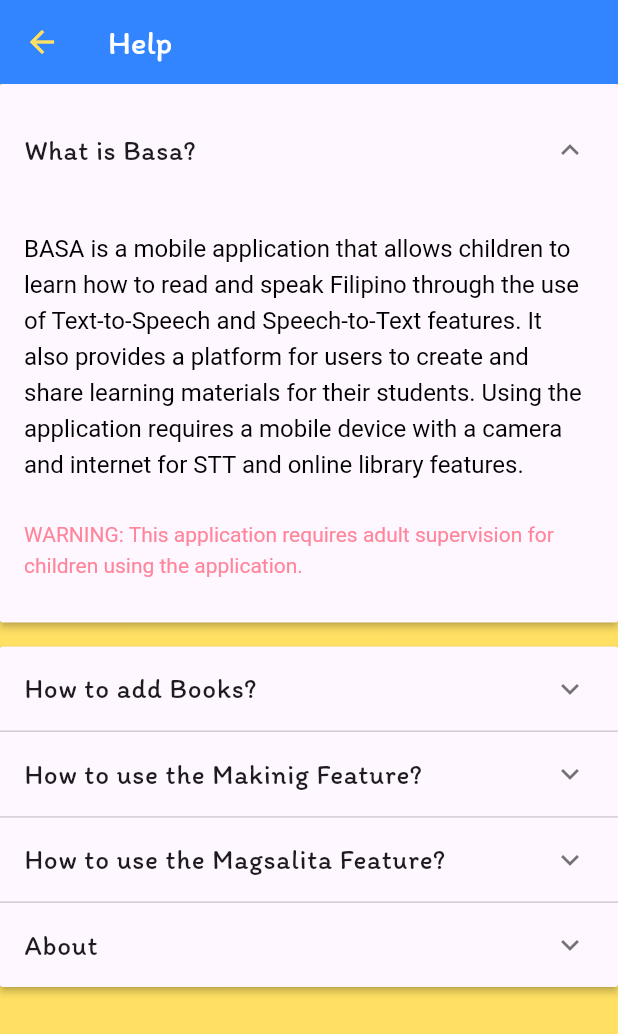
After one commit to rusxmat/Project-Basa, a Flutter app: the HelpScreen screen opened by its route, after a tap on the "expand more" icon, on a phone screen of 412 x 824 dp. The commit adds this screen. Shown: the top 1034 px of the screen. Run offline on Flutter 3.47's test engine with Material 3 defaults, Android fonts, the phone set to English and light mode, and no system bars; our stand-ins replace audioplayers, camera, connectivity_plus, flutter_tts, image_picker, reorderable_grid_view and 4 more; missing offline and left inert: google_mlkit_text_recognition; accounts and stored records are empty.

Commit message:
feat: added help, fix: bug fixes

```diff
--- a/lib/main.dart
+++ b/lib/main.dart
@@ -1,9 +1,11 @@
 import 'package:basa_proj_app/providers/book_provider.dart';
+import 'package:basa_proj_app/ui/screens/help_screen.dart';
 import 'package:basa_proj_app/ui/screens/library_screen.dart';
 import 'package:basa_proj_app/ui/screens/online_library_screen.dart';
 import 'package:flutter/material.dart';
 import 'package:basa_proj_app/ui/screens/menu_page.dart';
 import 'package:basa_proj_app/ui/screens/ibasa_screen.dart';
+import 'package:flutter/services.dart';
 import 'package:provider/provider.dart';
 import 'package:basa_proj_app/shared/constant_ui.dart';
 import 'package:supabase_flutter/supabase_flutter.dart';
@@ -30,6 +32,11 @@
 
   @override
   Widget build(BuildContext context) {
+    SystemChrome.setPreferredOrientations([
+      DeviceOrientation.portraitUp,
+      DeviceOrientation.portraitDown,
+    ]);
+
     return MaterialApp(
       title: 'Basa App',
       theme: ThemeData(
@@ -44,8 +51,7 @@
         '/ibasa': (context) => IbasaScreen(),
         '/onlinelib': (context) => OnlineLibraryScreen(),
         '/library': (context) => LibraryScreen(),
-        // '/setting': (context) => SettingScreen(),
-        // '/help': (context) => HelpScreen(),
+        '/help': (context) => HelpScreen(),
       },
     );
   }
--- a/lib/providers/stt_provider.dart
+++ b/lib/providers/stt_provider.dart
@@ -33,4 +33,8 @@
   void stopListening() async {
     await _speechToText!.stop();
   }
+
+  Future<void> stopListeningFuture() async {
+    await _speechToText!.stop();
+  }
 }
--- a/lib/ui/screens/book_create_screen.dart
+++ b/lib/ui/screens/book_create_screen.dart
@@ -42,6 +42,11 @@
   void initState() {
     bookProvider = Provider.of<BookProvider>(context, listen: false);
     _future = bookProvider!.ocrBookPhotos(widget.photos);
+    _future?.then((data) {
+      _bookContentControllers =
+          data.map((item) => TextEditingController(text: item)).toList();
+      setState(() {}); // Rebuild the widget tree with controllers
+    });
     super.initState();
     // photos = widget.photos;
   }
@@ -107,7 +112,7 @@
   @override
   Widget build(BuildContext context) {
     return Scaffold(
-      resizeToAvoidBottomInset: false,
+      resizeToAvoidBottomInset: true,
       backgroundColor: ConstantUI.customYellow,
       appBar: AppBar(
         leading: IconButton(
@@ -155,13 +160,8 @@
                       // If the Future completed with an error, show an error message
                       return Text('Error: ${snapshot.error}');
                     } else {
-                      List<String> bookContent = snapshot.data!;
-                      _bookContentControllers = List.generate(
-                          widget.photos.length,
-                          (index) =>
-                              TextEditingController(text: bookContent[index]));
-
                       return ListView.builder(
+                        physics: const AlwaysScrollableScrollPhysics(),
                         itemCount: widget.photos.length + 1,
                         itemBuilder: ((context, index) {
                           if (index == 0) {
@@ -224,7 +224,10 @@
 
                           index--;
 
-                          return Card(
+                          return Padding(
+                              padding:
+                                  const EdgeInsets.symmetric(horizontal: 10),
+                              child: Card(
                                 shape: RoundedRectangleBorder(
                                   borderRadius: BorderRadius.circular(30),
                                 ),
@@ -233,7 +236,8 @@
                                 child: IntrinsicWidth(
                                   stepWidth: double.infinity,
                                   child: Column(
-                                crossAxisAlignment: CrossAxisAlignment.stretch,
+                                    crossAxisAlignment:
+                                        CrossAxisAlignment.stretch,
                                     mainAxisSize: MainAxisSize.min,
                                     children: [
                                       Row(
@@ -273,7 +277,8 @@
                                         onTap: () {
                                           showDialog(
                                             context: context,
-                                        builder: (context) => ViewImageModal(
+                                            builder: (context) =>
+                                                ViewImageModal(
                                               image: Image.file(
                                                 File(widget.photos[index].path),
                                               ),
@@ -291,7 +296,8 @@
                                             _bookContentControllers[index],
                                         builder: (context, value, child) {
                                           return Padding(
-                                        padding: (_bookContentControllers[index]
+                                            padding:
+                                                (_bookContentControllers[index]
                                                         .text
                                                         .isNotEmpty)
                                                     ? const EdgeInsets.all(0)
@@ -299,7 +305,8 @@
                                                         0, 0, 0, 10),
                                             child: CustomTextField(
                                               controller:
-                                              _bookContentControllers[index],
+                                                  _bookContentControllers[
+                                                      index],
                                               isTextArea: true,
                                               defaultMaxLines: 5,
                                               errorText: _submitted
@@ -314,7 +321,7 @@
                                     ],
                                   ),
                                 ),
-                          );
+                              ));
                         }),
                       );
                     }
--- a/lib/ui/screens/book_stt_screen.dart
+++ b/lib/ui/screens/book_stt_screen.dart
@@ -75,6 +75,13 @@
     _fetchBookPages();
   }
 
+  @override
+  void dispose() {
+    _stopListening();
+    _sttProvider.dispose();
+    super.dispose();
+  }
+
   void _startListening() {
     _sttProvider.startListening(
       onSpeechResult: _onSpeechResult,
@@ -83,6 +90,10 @@
 
   void _stopListening() {
     _sttProvider.stopListening();
+  }
+
+  Future<void> _stopListeningFuture() async {
+    await _sttProvider.stopListeningFuture();
   }
 
   void reset() {
@@ -117,6 +128,7 @@
       if (lastDetectedTextSize < spokenWords.length) {
         lastDetectedTextSize++;
       }
+
       if (spokenWords.length == referenceWords.length) {
         _stopListening();
       }
@@ -213,9 +225,11 @@
     int score = 0;
 
     for (int i = 0; i < spokenWords.length; i++) {
+      if (referenceWords.length == i) break;
+
       String referenceWord = referenceWords[i].toLowerCase();
-
-      String spokenWord = spokenWords[i].toLowerCase(); // Make case-insensitive
+      String spokenWord = spokenWords[i].toLowerCase();
+      // Make case-insensitive
       if (spokenWord == referenceWord) score++;
     }
 
--- a/lib/ui/screens/book_tts_screen.dart
+++ b/lib/ui/screens/book_tts_screen.dart
@@ -69,6 +69,13 @@
       pages = bookpages;
       currentPage = pages[currentPageIndex];
     });
+  }
+
+  @override
+  void dispose() {
+    _ttsProvider!.stop();
+    _ttsProvider!.dispose();
+    super.dispose();
   }
 
   @override
--- /dev/null
+++ b/lib/ui/screens/help_screen.dart
@@ -0,0 +1,369 @@
+import 'package:basa_proj_app/shared/constant_ui.dart';
+import 'package:basa_proj_app/ui/widgets/custom_appbar_widget.dart';
+import 'package:flutter/cupertino.dart';
+import 'package:flutter/material.dart';
+import 'package:flutter/widgets.dart';
+
+class Section {
+  final String title;
+  final Widget body;
+  bool isExpanded;
+
+  Section({
+    required this.title,
+    required this.body,
+    this.isExpanded = false,
+  });
+}
+
+class HelpScreen extends StatefulWidget {
+  @override
+  _HelpScreenState createState() => _HelpScreenState();
+}
+
+class _HelpScreenState extends State<HelpScreen> {
+  final List<Section> _sections = [
+    Section(
+      title: 'What is Basa?',
+      body: ListTile(
+        title: RichText(
+            text: const TextSpan(
+          children: [
+            TextSpan(
+              text:
+                  'BASA is a mobile application that allows children to learn how to read and speak Filipino through the use of Text-to-Speech and Speech-to-Text features. It also provides a platform for users to create and share learning materials for their students. Using the application requires a mobile device with a camera and internet for STT and online library features.\n\n',
+              style: TextStyle(
+                fontSize: 16,
+              ),
+            ),
+            TextSpan(
+              text:
+                  'WARNING: This application requires adult supervision for children using the application.\n',
+              style: TextStyle(
+                fontSize: 14,
+                color: ConstantUI.customPink,
+              ),
+            ),
+          ],
+          style: TextStyle(
+            height: 1.5,
+            color: Colors.black,
+            fontFamily: ITIM_FONTNAME,
+          ),
+        )),
+      ),
+    ),
+    Section(
+        title: 'How to add Books? ',
+        body: Column(
+          children: [
+            ListTile(
+              title: RichText(
+                  text: const TextSpan(
+                children: [
+                  TextSpan(
+                    text: 'Using Ibasa you can add books.\n',
+                    style: TextStyle(
+                      fontSize: 18,
+                      fontWeight: FontWeight.bold,
+                      color: ConstantUI.customBlue,
+                    ),
+                  ),
+                  TextSpan(
+                    text: 'Translating physical books to digital.\n',
+                    style: TextStyle(
+                      fontSize: 14,
+                    ),
+                  ),
+                ],
+                style: TextStyle(
+                  height: 1.5,
+                  color: Colors.black,
+                  fontFamily: ITIM_FONTNAME,
+                ),
+              )),
+              subtitle: const Column(
+                children: [
+                  ListTile(
+                    title: Text(
+                        '1. Go to the Ibasa Screen by pressing the \'Ibasa\' button in the menu.'),
+                    subtitle:
+                        Text('This will navigate you to the Camera Screen.'),
+                  ),
+                  ListTile(
+                    title: Text('2. Take photos by using your camera.'),
+                    subtitle: Text(
+                        'The application will provide an audio cue, and visual cue when your photo is taken. \n(press the arrow button when you\'re done taking photos)'),
+                  ),
+                  ListTile(
+                    title: Text('3. Review the photos you have taken.'),
+                    subtitle: Text(
+                        'Rearrange the photos by order by dragging the photo to be rearranged of reading or delete photos by pressing the upper right icon to select and delete selected photos. Proceed by pressing the arrow button.'),
+                  ),
+                  ListTile(
+                    title: Text(
+                        '4. Review result of Ibasa and fill-out other necessary details.'),
+                    subtitle: Text(
+                        'Fill out the necessary details such as the title, and author of the book. Adjust the result of the Ibasa by deleting or editing the resulting text. If you want to add a page, navigate back to the camera screen. \nPress the arrow button to proceed.'),
+                  ),
+                ],
+              ),
+            ),
+            ListTile(
+              title: RichText(
+                text: const TextSpan(
+                  children: [
+                    TextSpan(
+                      text: 'Download books from Online Library.\n',
+                      style: TextStyle(
+                        fontSize: 18,
+                        fontWeight: FontWeight.bold,
+                        color: ConstantUI.customBlue,
+                      ),
+                    ),
+                    TextSpan(
+                      text: 'Retrieve books from Book Database.\n',
+                      style: TextStyle(
+                        fontSize: 14,
+                      ),
+                    ),
+                  ],
+                  style: TextStyle(
+                    height: 1.5,
+                    color: Colors.black,
+                    fontFamily: ITIM_FONTNAME,
+                  ),
+                ),
+              ),
+              subtitle: const Column(
+                children: [
+                  ListTile(
+                    title: Text(
+                        '1. Go to the Online Library by pressing the \'Mga Kwento\' button in the menu, then pressing the \'Online Library\' button in the bottom right.'),
+                    subtitle:
+                        Text('This will navigate you to the Online Library.'),
+                  ),
+                  ListTile(
+                    title: Text(
+                        '2. You may view a book in the library by pressing its corresponding card.'),
+                    subtitle: Text(
+                        'This will prompt you to select either \'Makinig\' or \'Magsalita\' to test the book.'),
+                  ),
+                  ListTile(
+                    title: Text(
+                        '3. Download the book by pressing the corresponding download button in the Online Library.'),
+                    subtitle: Text(
+                        'Wait for the download to finish indicated Circular Progress Indicator. The book will be added to your library.'),
+                  ),
+                ],
+              ),
+            ),
+          ],
+        )),
+    Section(
+      title: 'How to use the Makinig Feature?',
+      body: ListTile(
+        title: RichText(
+            text: const TextSpan(
+          children: [
+            TextSpan(
+              text: 'Guide on using the Makinig feature.\n',
+              style: TextStyle(
+                fontSize: 18,
+                fontWeight: FontWeight.bold,
+                color: ConstantUI.customBlue,
+              ),
+            ),
+            TextSpan(
+              text:
+                  'Makinig features is the Text-to-Speech Feature, which utilizes the built-in TTS of your mobile phone. \n',
+              style: TextStyle(
+                fontSize: 14,
+              ),
+            ),
+          ],
+          style: TextStyle(
+            height: 1.5,
+            color: Colors.black,
+            fontFamily: ITIM_FONTNAME,
+          ),
+        )),
+        subtitle: const Column(
+          children: [
+            ListTile(
+              title: Text(
+                  '1. Go to the Mga Kwento Page or to the Online Library Screen.'),
+              subtitle: Text(
+                  'Press the \'Mga Kwento\' button in the Menu Page or move to the Online Library by pressing the \'Online Library Button\' in the Mga Kwento Page.'),
+            ),
+            ListTile(
+              title: Text(
+                  '2. Select the book you want to read then select \'Makinig\' in the Pop-up.'),
+              subtitle: Text(
+                  'Press the corresponding book you wish to \'Makinig\' then press the \'Makinig\' button in the pop-up.'),
+            ),
+            ListTile(
+              title: Text('3. Start and Initialize the Makinig Feature.'),
+              subtitle: Text(
+                  'Press the Speaker Icon to start the TTS feature. Once initialized, replay the TTS by pressing the \'Repeat\' Icon or stop the TTS by pressing the \'Stop\' icon (Box)'),
+            ),
+            ListTile(
+              title: Text('4. Move to the next page by swiping the screen.'),
+              subtitle: Text(
+                  'To enable moving to the next page you have to wait for the TTS to finish or Stop the TTS. Swipe the screen to move to the next or previous page of the book. The TTS will automatically refresh to the next page.'),
+            ),
+            ListTile(
+              title: Text('5. Exit the Makinig Feature.'),
+              subtitle:
+                  Text('Press the \'Back\' button to exit the Makinig Feature'),
+            ),
+          ],
+        ),
+      ),
+    ),
+    Section(
+      title: 'How to use the Magsalita Feature?',
+      body: ListTile(
+        title: RichText(
+            text: const TextSpan(
+          children: [
+            TextSpan(
+              text: 'Guide on using the Magsalita feature.\n',
+              style: TextStyle(
+                fontSize: 18,
+                fontWeight: FontWeight.bold,
+                color: ConstantUI.customBlue,
+              ),
+            ),
+            TextSpan(
+              text:
+                  'Magsalita features is the Speech Recognition Feature, which utilizes the built-in Speech Recognition of your mobile phone. \n\n',
+              style: TextStyle(
+                fontSize: 14,
+              ),
+            ),
+            TextSpan(
+              text:
+                  'Filipino Speech Recognition requires internet connection to function as intended. \n\n',
+              style: TextStyle(
+                fontSize: 14,
+                color: ConstantUI.customGrey,
+              ),
+            ),
+            TextSpan(
+              text:
+                  'WARNING: This feature may not work as intended as it utilizes the limited capability of the built-in STT of the device.\n',
+              style: TextStyle(
+                fontSize: 12,
+                fontWeight: FontWeight.bold,
+                color: ConstantUI.customPink,
+              ),
+            ),
+          ],
+          style: TextStyle(
+            height: 1.5,
+            color: Colors.black,
+            fontFamily: ITIM_FONTNAME,
+          ),
+        )),
+        subtitle: const Column(
+          children: [
+            ListTile(
+              title: Text(
+                  '1. Go to the Mga Kwento Page or to the Online Library Screen.'),
+              subtitle: Text(
+                  'Press the \'Mga Kwento\' button in the Menu Page or move to the Online Library by pressing the \'Online Library Button\' in the Mga Kwento Page.'),
+            ),
+            ListTile(
+              title: Text(
+                  '2. Select the book you want to read then select \'Magsalita\' in the Pop-up.'),
+              subtitle: Text(
+                  'Press the corresponding book you wish to \'Magsalita\' then press the \'Magsalita\' button in the pop-up.'),
+            ),
+            ListTile(
+              title: Text('3. Start and Initialize the Magsalita Feature.'),
+              subtitle: Text(
+                  'Press the Mic Icon to start the Speech Recognition feature. Once initialized, refresh the speech recognition by pressing the \'Repeat\' Icon or stop the TTS by pressing the \'Exit\' icon'),
+            ),
+            ListTile(
+              title: Text('4. Move to the next page by swiping the screen.'),
+              subtitle: Text(
+                  'To enable moving to the next page you have to Exit the STT. Swipe the screen to move to the next or previous page of the book. The Speech Recognition will automatically refresh to the next page.'),
+            ),
+            ListTile(
+              title: Text('5. Exit the Magsalita Feature.'),
+              subtitle: Text(
+                  'Press the \'Back\' button to exit the Magsalita Feature'),
+            ),
+          ],
+        ),
+      ),
+    ),
+    Section(
+      title: 'About',
+      body: ListTile(
+        title: RichText(
+            text: const TextSpan(
+          children: [
+            TextSpan(
+              text:
+                  'This application was built as fulfillment of the CMSC 190 SP requirement in the Institute of Computer Science, University of the Philippines Los Baños.\n\n',
+              style: TextStyle(
+                fontSize: 16,
+              ),
+            ),
+            TextSpan(
+              text: 'Developed by Zyrus Matthew B. Wallit\n',
+              style: TextStyle(
+                fontSize: 16,
+                color: ConstantUI.customBlue,
+              ),
+            ),
+            TextSpan(
+              text: 'For inquiries contact zbwallit@up.edu.ph\n',
+              style: TextStyle(
+                fontSize: 16,
+                color: ConstantUI.customGrey,
+              ),
+            ),
+          ],
+          style: TextStyle(
+            height: 1.5,
+            color: Colors.black,
+            fontFamily: ITIM_FONTNAME,
+          ),
+        )),
+      ),
+    ),
+  ];
+
+  @override
+  Widget build(BuildContext context) {
+    return Scaffold(
+      appBar: const CustomAppBarWidget(title: 'Help'),
+      body: SingleChildScrollView(
+        child: ExpansionPanelList(
+          expansionCallback: (int index, bool isExpanded) {
+            setState(() {
+              _sections[index].isExpanded = !_sections[index].isExpanded;
+            });
+          },
+          children: _sections.map<ExpansionPanel>((Section section) {
+            return ExpansionPanel(
+              headerBuilder: (BuildContext context, bool isExpanded) {
+                return ListTile(
+                  title: Text(
+                    section.title,
+                    style: TextStyle(fontSize: 18),
+                  ),
+                );
+              },
+              body: section.body,
+              isExpanded: section.isExpanded,
+            );
+          }).toList(),
+        ),
+      ),
+    );
+  }
+}
--- a/lib/ui/screens/library_screen.dart
+++ b/lib/ui/screens/library_screen.dart
@@ -12,18 +12,22 @@
 import 'package:basa_proj_app/models/book_model.dart';
 
 class LibraryScreen extends StatefulWidget {
+  const LibraryScreen({super.key});
+
   @override
   _LibraryScreenState createState() => _LibraryScreenState();
 }
 
 class _LibraryScreenState extends State<LibraryScreen> {
   final BookProvider _bookProvider = BookProvider();
+  bool hasLoaded = false;
   List<Book> books = [];
 
   void _fetchBooks() async {
     List<Book> futureBooks = await _bookProvider.getAllBooks();
     setState(() {
       books = futureBooks;
+      if (!hasLoaded) hasLoaded = true;
     });
   }
 
@@ -51,7 +55,7 @@
           ),
         ),
       ),
-      body: (books.isEmpty)
+      body: (books.isEmpty && hasLoaded)
           ? const NoBooksWarningCard()
           : ListView.builder(
               padding: const EdgeInsets.all(10),
@@ -93,11 +97,12 @@
                   ),
                   onTap: () {
                     showDialog(
-                        context: context,
-                        builder: (context) => ModeChoiceModal(
-                              fromOnline: false,
-                              book: book,
-                            ));
+                      context: context,
+                      builder: (context) => ModeChoiceModal(
+                        fromOnline: false,
+                        book: book,
+                      ),
+                    );
                   },
                 );
               },
--- a/lib/ui/screens/menu_page.dart
+++ b/lib/ui/screens/menu_page.dart
@@ -1,3 +1,4 @@
+import 'package:basa_proj_app/ui/widgets/custom_floatingaction_btn.dart';
 import 'package:flutter/material.dart';
 import 'package:basa_proj_app/ui/widgets/custom_buttons_widget.dart';
 import 'package:basa_proj_app/shared/constant_ui.dart';
@@ -43,25 +44,17 @@
                       Navigator.pushNamed(context, '/library');
                     }),
                 const Spacer(),
-
-              // Row(
-              //   children: [
-              //     CustomButton(
-              //         text: 'settings',
-              //         onPressed: () {
-              //           Navigator.pushNamed(context, '/setting');
-              //         }),
-              //     CustomButton(
-              //         text: 'help',
-              //         onPressed: () {
-              //           Navigator.pushNamed(context, '/help');
-              //         }),
-              //   ],
-              // )
               ],
             ),
           ),
         ),
-    );
+        floatingActionButton: CustomFloatingAction(
+          btnColor: Colors.white,
+          iconColor: ConstantUI.customGrey,
+          icon: Icons.help_rounded,
+          onPressed: () {
+            Navigator.pushNamed(context, '/help');
+          },
+        ));
   }
 }
--- a/pubspec.yaml
+++ b/pubspec.yaml
@@ -49,6 +49,7 @@
   connectivity_plus: ^6.0.3
   audioplayers: ^6.0.0
   supabase_flutter: ^2.5.2
+  flutter_launcher_icons: ^0.13.1
 
 dev_dependencies:
   flutter_test:
@@ -112,3 +113,8 @@
   #
   # For details regarding fonts from package dependencies,
   # see https://flutter.dev/custom-fonts/#from-packages
+
+flutter_launcher_icons:
+  android: "launcher_icon"
+  image_path: "assets/images/basa_logo.png"
+  min_sdk_version: 21
```
Also changed, not shown: pubspec.lock, 6 other files. Lines whose indentation alone changed are shown as unchanged.
